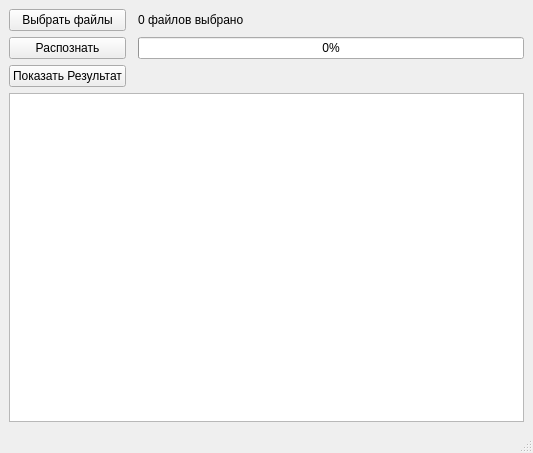
The window that ui/window.ui (gle8098/diagram-recognition) describes before a commit, drawn with Qt 5.
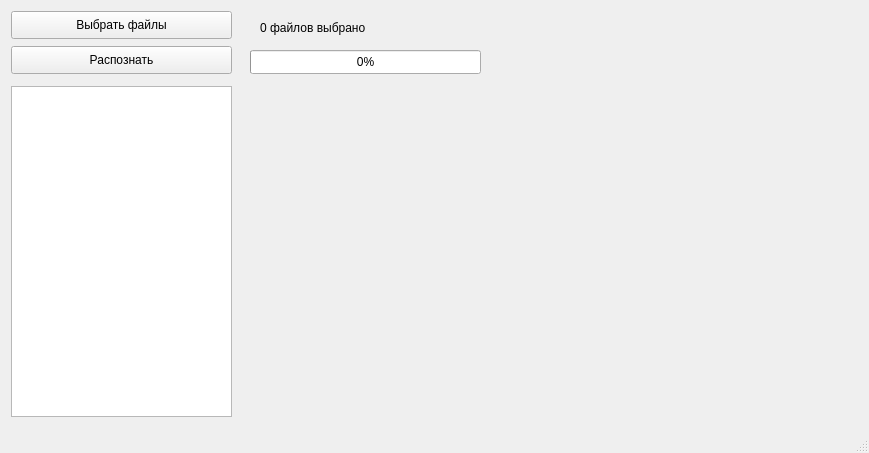
The same window after the commit.

Commit message: GODR-22: visualization in main window

```diff
--- a/ui/window.ui
+++ b/ui/window.ui
@@ -6,7 +6,7 @@
    <rect>
     <x>0</x>
     <y>0</y>
-    <width>533</width>
+    <width>869</width>
     <height>453</height>
    </rect>
   </property>
@@ -17,50 +17,81 @@
    <property name="enabled">
     <bool>true</bool>
    </property>
-   <layout class="QGridLayout" name="gridLayout">
-    <item row="1" column="2">
-     <widget class="QProgressBar" name="progress_bar">
-      <property name="value">
-       <number>0</number>
-      </property>
-     </widget>
-    </item>
-    <item row="5" column="0" colspan="3">
-     <widget class="QPlainTextEdit" name="console_output">
-      <property name="readOnly">
-       <bool>true</bool>
-      </property>
-     </widget>
-    </item>
-    <item row="0" column="2">
-     <widget class="QLabel" name="label_files_selected">
-      <property name="text">
-       <string>0 файлов выбрано</string>
-      </property>
-     </widget>
-    </item>
-    <item row="1" column="0">
-     <widget class="QPushButton" name="pushButton_2">
-      <property name="text">
-       <string>Распознать</string>
-      </property>
-     </widget>
-    </item>
-    <item row="0" column="0">
-     <widget class="QPushButton" name="pushButton">
-      <property name="text">
-       <string>Выбрать файлы</string>
-      </property>
-     </widget>
-    </item>
-    <item row="2" column="0">
-     <widget class="QPushButton" name="pushButton_3">
-      <property name="text">
-       <string>Показать Результат</string>
-      </property>
-     </widget>
-    </item>
-   </layout>
+   <widget class="QPushButton" name="pushButton_2">
+    <property name="geometry">
+     <rect>
+      <x>11</x>
+      <y>46</y>
+      <width>221</width>
+      <height>28</height>
+     </rect>
+    </property>
+    <property name="text">
+     <string>Распознать</string>
+    </property>
+   </widget>
+   <widget class="QPushButton" name="pushButton">
+    <property name="geometry">
+     <rect>
+      <x>11</x>
+      <y>11</y>
+      <width>221</width>
+      <height>28</height>
+     </rect>
+    </property>
+    <property name="text">
+     <string>Выбрать файлы</string>
+    </property>
+   </widget>
+   <widget class="QPlainTextEdit" name="console_output">
+    <property name="geometry">
+     <rect>
+      <x>11</x>
+      <y>86</y>
+      <width>221</width>
+      <height>331</height>
+     </rect>
+    </property>
+    <property name="readOnly">
+     <bool>true</bool>
+    </property>
+   </widget>
+   <widget class="QLabel" name="label_files_selected">
+    <property name="geometry">
+     <rect>
+      <x>260</x>
+      <y>20</y>
+      <width>111</width>
+      <height>16</height>
+     </rect>
+    </property>
+    <property name="text">
+     <string>0 файлов выбрано</string>
+    </property>
+   </widget>
+   <widget class="QProgressBar" name="progress_bar">
+    <property name="geometry">
+     <rect>
+      <x>250</x>
+      <y>50</y>
+      <width>231</width>
+      <height>24</height>
+     </rect>
+    </property>
+    <property name="value">
+     <number>0</number>
+    </property>
+   </widget>
+   <widget class="QWidget" name="scroll_area_widget" native="true">
+    <property name="geometry">
+     <rect>
+      <x>247</x>
+      <y>86</y>
+      <width>611</width>
+      <height>331</height>
+     </rect>
+    </property>
+   </widget>
   </widget>
   <widget class="QStatusBar" name="statusbar"/>
  </widget>
```
Left out of the diff: 16 changed lines with no effect on the pictures. The commit also changes 2 other files.
